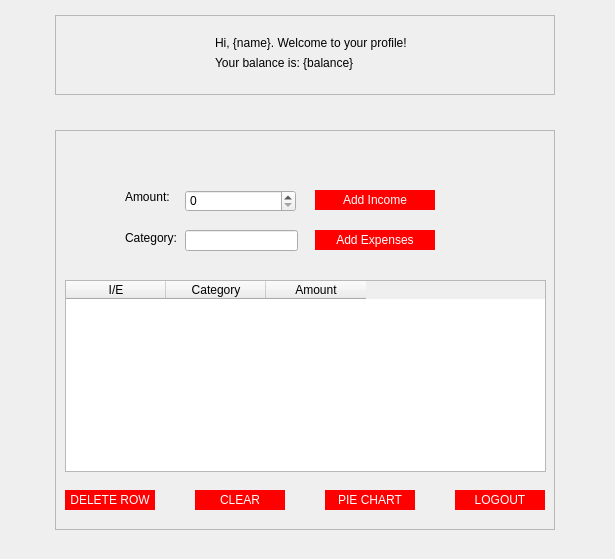
Old version of the form mainwindow.ui in the repository rafaello166/financialSystemQT.
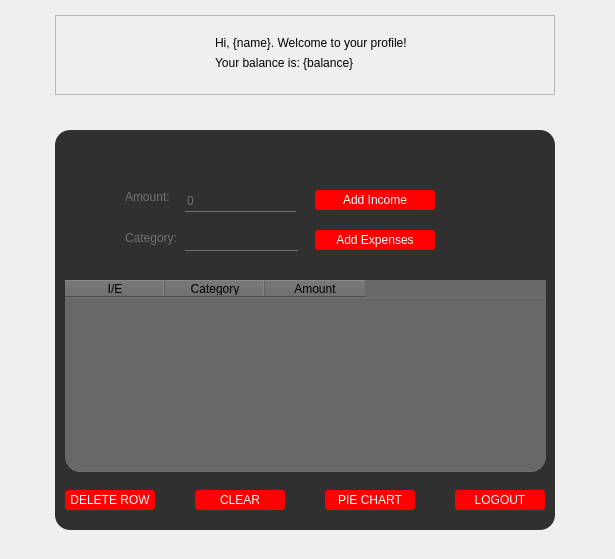
New version of the form. Icons and pictures are not drawn.

Commit message: mainwindow ui background

Patch:
```diff
--- a/mainwindow.ui
+++ b/mainwindow.ui
@@ -42,12 +42,26 @@
      <height>560</height>
     </rect>
    </property>
-   <widget class="QWidget" name="page1" native="true">
+   <property name="styleSheet">
+    <string notr="true">#frame
+{background: rgba(0,0,0,0.8);
+	border-radius: 15px;}
+QLineEdit {
+	background: transparent;
+	border: none;
+	border-bottom: 1px solid #717072;
+}
+#stackedWidget
+{
+background: url(:/nowyPrzedrostek/mountains.jpg);}</string>
+   </property>
+   <widget class="QWidget" name="page1">
     <property name="styleSheet">
      <string notr="true">QPushButton {
 	color :white;
 	background: red;
 	border-radius: 25px;
+    border-radius: 3px;
 }
 
 QPushButton:hover {
@@ -115,6 +129,9 @@
         <height>13</height>
        </rect>
       </property>
+      <property name="styleSheet">
+       <string notr="true">color:#717072;</string>
+      </property>
       <property name="text">
        <string>Amount:</string>
       </property>
@@ -124,10 +141,13 @@
        <rect>
         <x>70</x>
         <y>100</y>
-        <width>81</width>
+        <width>51</width>
         <height>16</height>
        </rect>
       </property>
+      <property name="styleSheet">
+       <string notr="true">color:#717072;</string>
+      </property>
       <property name="text">
        <string>Category:</string>
       </property>
@@ -141,6 +161,12 @@
         <height>22</height>
        </rect>
       </property>
+      <property name="styleSheet">
+       <string notr="true">	background: transparent;
+	border: none;
+	color: #717072;
+	border-bottom: 1px solid #717072;</string>
+      </property>
      </widget>
      <widget class="QTableWidget" name="tableWidget">
       <property name="geometry">
@@ -151,6 +177,14 @@
         <height>192</height>
        </rect>
       </property>
+      <property name="styleSheet">
+       <string notr="true">background-color: rgb(104, 104, 104);
+font: 700 9pt &quot;Arial&quot;;
+color:black;
+border-radius: 15px;
+
+border-bottom: 1px solid #717072;</string>
+      </property>
       <property name="editTriggers">
        <set>QAbstractItemView::NoEditTriggers</set>
       </property>
```
